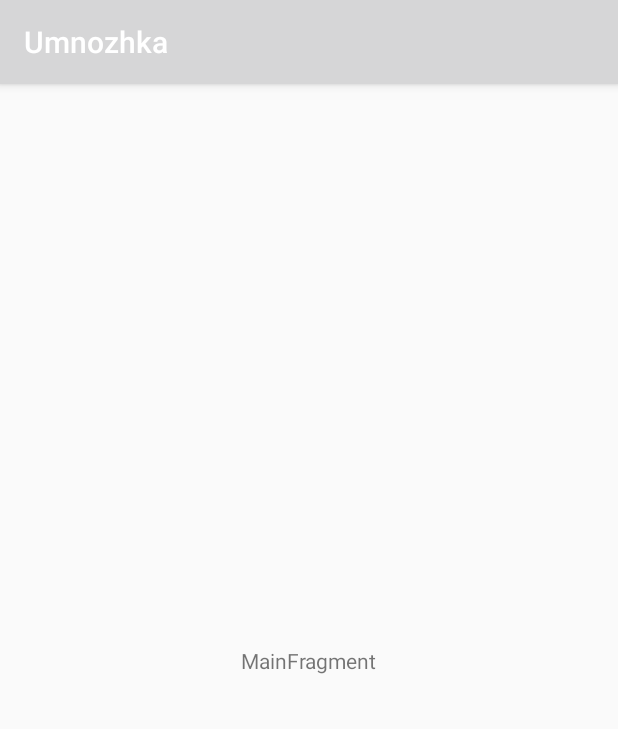
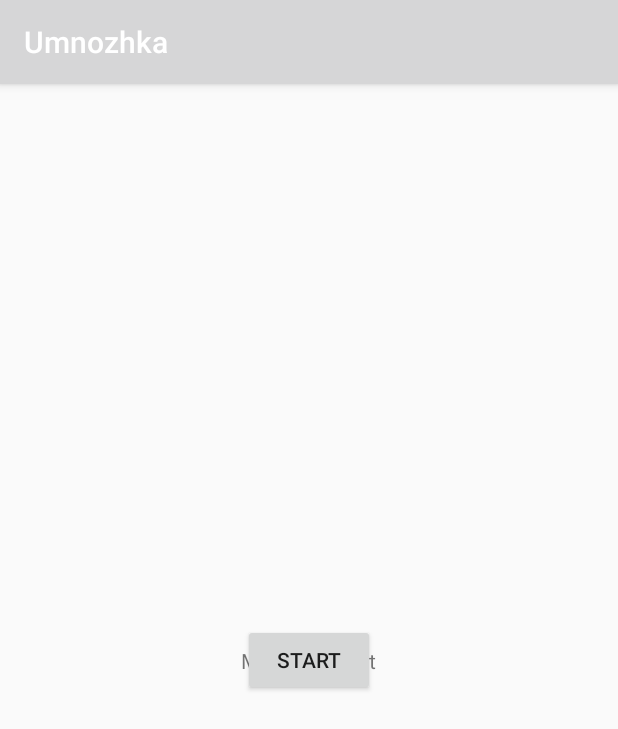
Before and after one commit to ods/Umnozhka, an Android app: the screen it shows after launch (MainActivity), on a phone screen of 412 x 824 dp. Shown: the top 729 px of the screen. Run offline under Robolectric (Android 15) with nearby library versions, the light colour scheme and no system bars.

Commit message:
Add start button and Russian localization

```diff
--- a/app/src/main/res/layout/main_fragment.xml
+++ b/app/src/main/res/layout/main_fragment.xml
@@ -17,4 +17,14 @@
         app:layout_constraintStart_toStartOf="parent"
         app:layout_constraintTop_toTopOf="parent" />
 
+    <Button
+        android:id="@+id/start"
+        android:layout_width="wrap_content"
+        android:layout_height="wrap_content"
+        android:text="@string/start_button"
+        app:layout_constraintBottom_toBottomOf="parent"
+        app:layout_constraintEnd_toEndOf="parent"
+        app:layout_constraintStart_toStartOf="parent"
+        app:layout_constraintTop_toTopOf="parent" />
+
 </androidx.constraintlayout.widget.ConstraintLayout>
--- a/app/src/main/res/values/strings.xml
+++ b/app/src/main/res/values/strings.xml
@@ -1,3 +1,4 @@
 <resources>
     <string name="app_name">Umnozhka</string>
+    <string name="start_button">Start</string>
 </resources>
```
Also changed, not shown: 1 other file.
